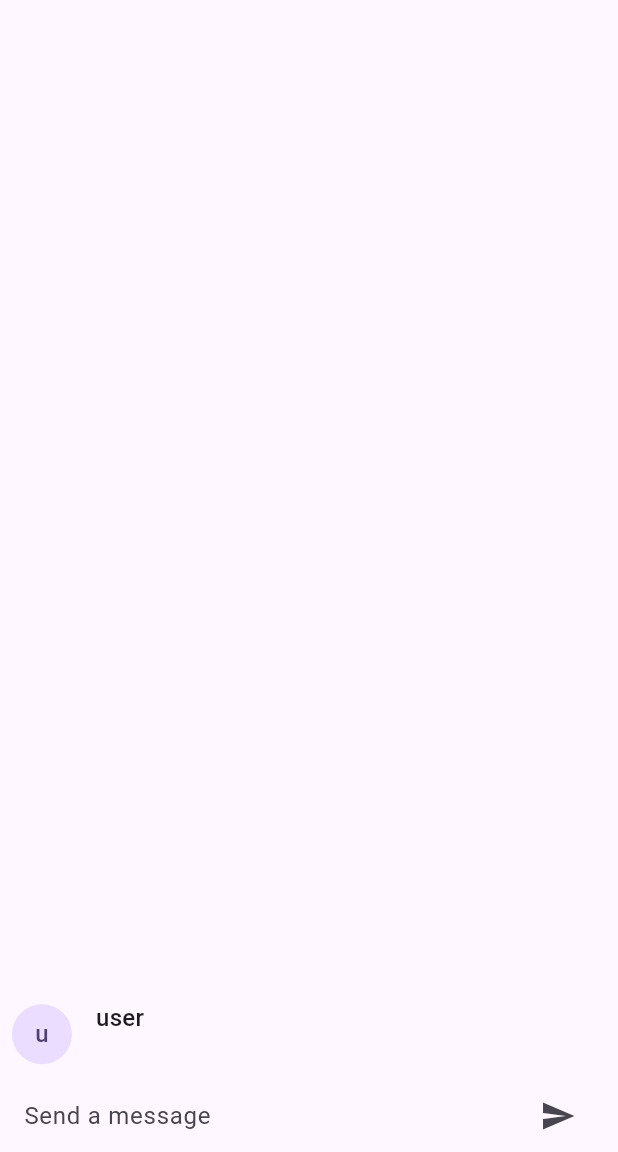
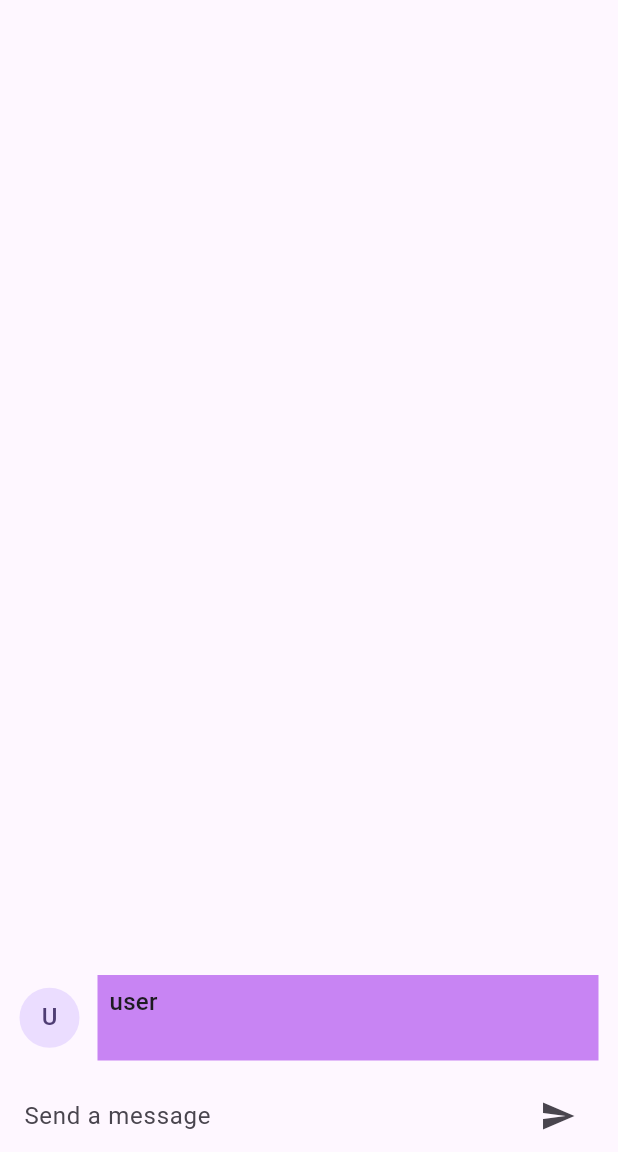
Before and after one commit to rohitsinghkcodes/AI-Chatty, a Flutter app: the screen it shows after launch, after a tap on the "send" icon, on a phone screen of 412 x 824 dp, the part 84-1236 px from its top. Run offline on Flutter 3.47's test engine with Material 2 defaults, Android fonts, the phone set to English and light mode, and no system bars; our stand-ins replace velocity_x; missing offline and left inert: chat_gpt_sdk; network calls fail.

Commit message:
chat functionality completed for app

```diff
--- /dev/null
+++ b/lib/api_services.dart
@@ -0,0 +1,30 @@
+import 'package:flutter/cupertino.dart';
+import 'package:http/http.dart' as http;
+import 'dart:convert';
+
+Future<dynamic> sendMessageToChatGPT(String message) async {
+  var apiKey = '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';
+  var apiUrl = 'https://api.openai.com/v1/engines/text-davinci-003/completions';
+
+  var headers = {
+    'Content-Type': 'application/json',
+    'Authorization': 'Bearer $apiKey',
+  };
+
+  var body = {
+    'prompt': 'User: $message\nAssistant:',
+    'max_tokens': 50,
+  };
+
+  var response = await http.post(Uri.parse(apiUrl),
+      headers: headers, body: json.encode(body));
+
+  if (response.statusCode == 200) {
+    var jsonResponse = json.decode(response.body);
+    var msg = jsonResponse['choices'][0]['text'];
+    return msg;
+  }
+  // Return an error message if something went wrong
+  debugPrint(response.body);
+  return 'Oops! Something went wrong.';
+}
--- a/lib/chatMessage.dart
+++ b/lib/chatMessage.dart
@@ -1,4 +1,5 @@
 import 'package:flutter/material.dart';
+import 'package:velocity_x/velocity_x.dart';
 
 class ChatMessage extends StatelessWidget {
   const ChatMessage({super.key, required this.text, required this.sender});
@@ -8,31 +9,39 @@ class ChatMessage extends StatelessWidget {
 
   @override
   Widget build(BuildContext context) {
-    return Row(
+    return Container(
+      padding: const EdgeInsets.all(5.0),
+      child: Row(
         children: [
           Container(
-          margin: const EdgeInsets.only(right: 16.0),
+            margin: const EdgeInsets.only(right: 12.0),
             child: CircleAvatar(
-            child: Text(sender[0]),
+              child: Text(sender[0].toUpperCase()),
             ),
           ),
           //This sender's gives message
           Expanded(
+            child: Container(
+              padding: const EdgeInsets.fromLTRB(8.0, 6.0, 8.0, 6.0),
+              color: const Color(0xffc884f3),
               child: Column(
                 mainAxisAlignment: MainAxisAlignment.start,
                 crossAxisAlignment: CrossAxisAlignment.start,
                 children: [
                   Text(
                     sender,
-              style: Theme.of(context).textTheme.subtitle1,
+                    style: Theme.of(context).textTheme.titleMedium,
                   ),
                   Container(
                     margin: const EdgeInsets.only(right: 5.0),
                     child: Text(text),
                   ),
                 ],
-        ))
+              ),
+            ),
+          ),
         ],
+      ),
     );
   }
 }
--- a/lib/chatScreen.dart
+++ b/lib/chatScreen.dart
@@ -1,5 +1,10 @@
+import 'dart:async';
+
+import 'package:chat_gpt_sdk/chat_gpt_sdk.dart';
+import 'package:chattty/api_services.dart';
 import 'package:flutter/material.dart';
 import 'package:velocity_x/velocity_x.dart';
+// import 'package:chat_gpt_sdk/chat_gpt_sdk.dart';
 
 import 'chatMessage.dart';
 
@@ -17,8 +22,25 @@ class _ChatScreenState extends State<ChatScreen> {
   //Chat message list
   final List<ChatMessage> _messages = [];
 
+  //declaring openAI
+  late OpenAI openAI;
+
+  StreamSubscription? _subscription;
+
+  @override
+  void initState() {
+    super.initState();
+    // openAI = OpenAI.instance;
+  }
+
+  @override
+  void dispose() {
+    _subscription?.cancel();
+    super.dispose();
+  }
+
   //function for sending messages
-  void _sendMessage() {
+  void _sendMessage() async {
     ChatMessage message = ChatMessage(text: _controller.text, sender: "user");
     //inserting the message in the message list
     setState(() {
@@ -27,6 +49,12 @@ class _ChatScreenState extends State<ChatScreen> {
 
     //clearing the text field after sending message
     _controller.clear();
+
+    //sending only text of the message
+    var msg = await sendMessageToChatGPT(message.text);
+    setState(() {
+      _messages.insert(0, ChatMessage(text: msg, sender: "ChatGPT"));
+    });
   }
 
   //text field for sending messages
```
Also changed, not shown: pubspec.yaml (+2 -8 lines), pubspec.lock. Lines whose indentation alone changed are shown as unchanged.
